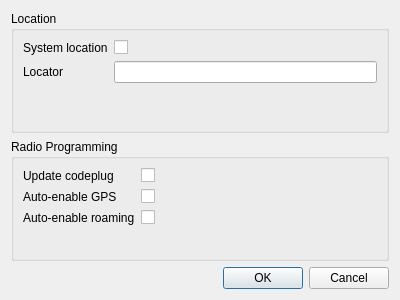
First picture: the form in src/settingsdialog.ui, repository hmatuschek/qdmr, before the edit.
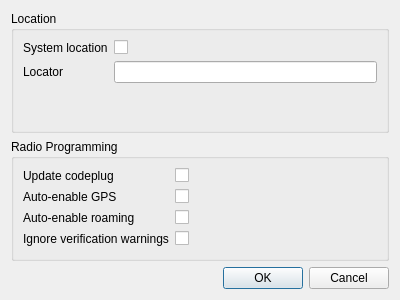
Second picture: the form after the edit.

Commit message: Verification warnings are now hidden by default. Upload is prevented only by verification errors. Can be disabled in settings. Fixes #42.

```diff
--- a/src/settingsdialog.ui
+++ b/src/settingsdialog.ui
@@ -107,6 +107,23 @@
         </property>
        </widget>
       </item>
+      <item row="3" column="0">
+       <widget class="QLabel" name="label_6">
+        <property name="text">
+         <string>Ignore verification warnings</string>
+        </property>
+       </widget>
+      </item>
+      <item row="3" column="1">
+       <widget class="QCheckBox" name="ignoreVerificationWarnings">
+        <property name="toolTip">
+         <string>&lt;html&gt;&lt;head/&gt;&lt;body&gt;&lt;p&gt;As the communication interface to the radio is kept open after verification, time-outs may occur and the code-plug upload may fail when the verification dialog pops up. To prevent this, verification warnings can be ignored, eliminating the time-gap between verification and upload. Verification errors still prevent the upload.&lt;/p&gt;&lt;/body&gt;&lt;/html&gt;</string>
+        </property>
+        <property name="text">
+         <string/>
+        </property>
+       </widget>
+      </item>
      </layout>
     </widget>
    </item>
```
The commit also changes 6 other files.
